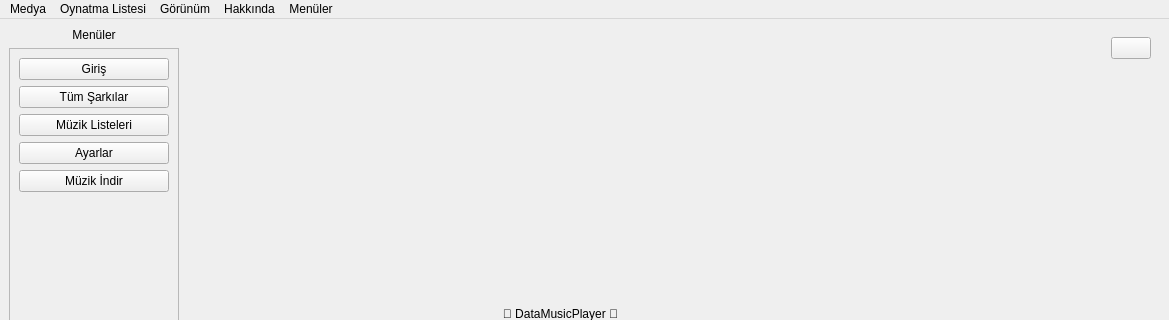
This is mainwindow.ui in DATA35DELETE/Data-Music-Player as Qt 5 draws it before an edit; both pictures show x 0 to 1169 and y 0 to 320 of the 1169 by 697 pixel window. The edited form follows.
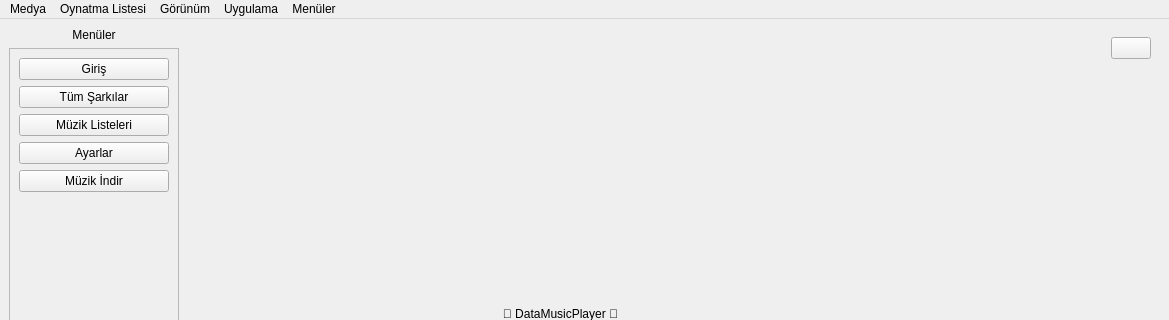
This is the edited form.

Patch:
```diff
--- a/mainwindow.ui
+++ b/mainwindow.ui
@@ -1088,7 +1088,7 @@
    </widget>
    <widget class="QMenu" name="menuHakk_nda_2">
     <property name="title">
-     <string>Hakkında</string>
+     <string>Uygulama</string>
     </property>
     <addaction name="actionS_r_m"/>
     <addaction name="actionGithub"/>
```
Left out of the diff: 4 changed lines with no effect on the pictures.
